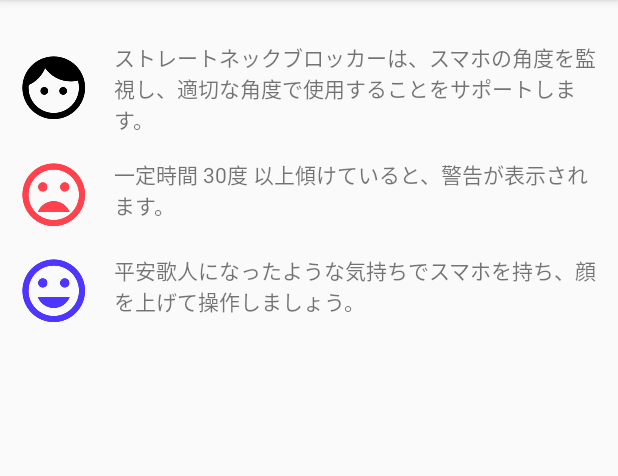
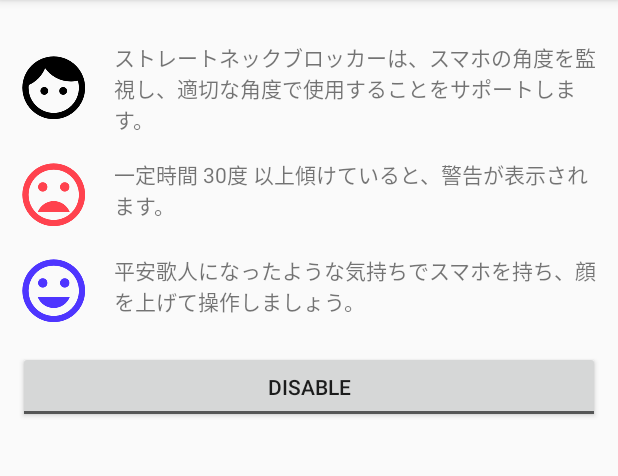
Before and after one commit to 75py/StraightNeckBlocker, an Android app: the screen it shows after launch (MainActivity), on a phone screen of 412 x 824 dp, the part 84-560 px from its top. Run offline under Robolectric (Android 15) with nearby library versions, the phone set to English and light mode, and no system bars; our stand-ins replace AdMob, Dagger/Hilt's generated code, Timber, data binding; libraries missing offline, so code that uses them is left out: rx.functions; 2 statements that could not run were skipped.

Commit message:
Toggle button

```diff
--- a/app/src/main/java/com/nagopy/android/straightneckblocker/ApplicationComponent.java
+++ b/app/src/main/java/com/nagopy/android/straightneckblocker/ApplicationComponent.java
@@ -1,5 +1,6 @@
 package com.nagopy.android.straightneckblocker;
 
+import com.nagopy.android.straightneckblocker.app.BootCompletedReceiver;
 import com.nagopy.android.straightneckblocker.app.MainActivity;
 import com.nagopy.android.straightneckblocker.app.MainService;
 
@@ -14,4 +15,6 @@ public interface ApplicationComponent {
     void inject(MainService mainService);
 
     void inject(MainActivity mainActivity);
+
+    void inject(BootCompletedReceiver bootCompletedReceiver);
 }
--- a/app/src/main/java/com/nagopy/android/straightneckblocker/ApplicationModule.java
+++ b/app/src/main/java/com/nagopy/android/straightneckblocker/ApplicationModule.java
@@ -18,15 +18,18 @@ import com.nagopy.android.straightneckblocker.model.ReceiverHandler;
 import com.nagopy.android.straightneckblocker.model.StraightNeckBlocker;
 import com.nagopy.android.straightneckblocker.model.TimerHandler;
 import com.nagopy.android.straightneckblocker.model.ToastHandler;
+import com.nagopy.android.straightneckblocker.model.UserSettings;
 import com.nagopy.android.straightneckblocker.model.impl.NotificationHandlerImpl;
 import com.nagopy.android.straightneckblocker.model.impl.OrientationManagerImpl;
 import com.nagopy.android.straightneckblocker.model.impl.ReceiverHandlerImpl;
 import com.nagopy.android.straightneckblocker.model.impl.StraightNeckBlockerImpl;
 import com.nagopy.android.straightneckblocker.model.impl.TimerHandlerImpl;
 import com.nagopy.android.straightneckblocker.model.impl.ToastHandlerImpl;
+import com.nagopy.android.straightneckblocker.model.impl.UserSettingsImpl;
 import com.nagopy.android.straightneckblocker.view.PopupToastView;
 import com.nagopy.android.straightneckblocker.view.PopupView;
 
+import javax.inject.Named;
 import javax.inject.Singleton;
 
 import dagger.Module;
@@ -121,7 +124,15 @@ public class ApplicationModule {
 
     @Singleton
     @Provides
-    public ReceiverHandler provideReceiverHandler(ReceiverHandlerImpl receiverHandler) {
+    @Named("screenOnBroadcastReceiverHandler")
+    public ReceiverHandler provideScreenOnReceiverHandler(ReceiverHandlerImpl receiverHandler) {
+        return receiverHandler;
+    }
+
+    @Singleton
+    @Provides
+    @Named("screenOffBroadcastReceiverHandler")
+    public ReceiverHandler provideScreenOffReceiverHandler(ReceiverHandlerImpl receiverHandler) {
         return receiverHandler;
     }
 
@@ -136,4 +147,10 @@ public class ApplicationModule {
     ToastHandler provideToastHandler(ToastHandlerImpl toastHandler) {
         return toastHandler;
     }
+
+    @Singleton
+    @Provides
+    UserSettings provideUserSettings(UserSettingsImpl userSettings) {
+        return userSettings;
+    }
 }
--- a/app/src/main/java/com/nagopy/android/straightneckblocker/app/MainService.java
+++ b/app/src/main/java/com/nagopy/android/straightneckblocker/app/MainService.java
@@ -22,6 +22,7 @@ import com.nagopy.android.straightneckblocker.model.impl.StraightNeckBlockerImpl
 import java.util.concurrent.TimeUnit;
 
 import javax.inject.Inject;
+import javax.inject.Named;
 
 import rx.functions.Action1;
 import timber.log.Timber;
@@ -29,6 +30,7 @@ import timber.log.Timber;
 public class MainService extends Service {
 
     private static final String ACTION_PAUSE = BuildConfig.APPLICATION_ID + ".ACTION_PAUSE";
+    private static final String ACTION_STOP = BuildConfig.APPLICATION_ID + ".ACTION_STOP";
 
     @Inject
     OrientationManager orientationManager;
@@ -38,8 +40,10 @@ public class MainService extends Service {
     NotificationHandler notificationHandler;
 
     @Inject
+    @Named("screenOnBroadcastReceiverHandler")
     ReceiverHandler screenOnBroadcastReceiverHandler;
     @Inject
+    @Named("screenOffBroadcastReceiverHandler")
     ReceiverHandler screenOffBroadcastReceiverHandler;
 
     @Inject
@@ -95,9 +99,12 @@ public class MainService extends Service {
         Timber.d("onStartCommand");
         if (intent != null) {
             String action = intent.getAction();
+            Timber.d("action = %s", action);
             if (ACTION_PAUSE.equals(action)) {
                 pause();
                 Toast.makeText(this, R.string.msg_pause, Toast.LENGTH_LONG).show();
+            } else if (ACTION_STOP.equals(action)) {
+                stopSelf();
             }
         }
         return super.onStartCommand(intent, flags, startId);
@@ -138,7 +145,7 @@ public class MainService extends Service {
     }
 
     public static void stop(Context context) {
-        context.stopService(new Intent(context, MainService.class));
+        context.startService(new Intent(context, MainService.class).setAction(ACTION_STOP));
     }
 
     private BroadcastReceiver unlockReceiver = new BroadcastReceiver() {
--- /dev/null
+++ b/app/src/main/java/com/nagopy/android/straightneckblocker/model/UserSettings.java
@@ -0,0 +1,8 @@
+package com.nagopy.android.straightneckblocker.model;
+
+public interface UserSettings {
+
+    boolean isEnabled();
+    void setEnabled(boolean enabled);
+
+}
--- /dev/null
+++ b/app/src/main/java/com/nagopy/android/straightneckblocker/model/impl/UserSettingsImpl.java
@@ -0,0 +1,31 @@
+package com.nagopy.android.straightneckblocker.model.impl;
+
+import android.content.SharedPreferences;
+
+import com.nagopy.android.straightneckblocker.model.UserSettings;
+
+import javax.inject.Inject;
+import javax.inject.Singleton;
+
+@Singleton
+public class UserSettingsImpl implements UserSettings {
+
+    @Inject
+    SharedPreferences sp;
+
+    @Inject
+    UserSettingsImpl() {
+    }
+
+    private static final String KEY_ENABLED = "enabled";
+
+    @Override
+    public boolean isEnabled() {
+        return sp.getBoolean(KEY_ENABLED, false);
+    }
+
+    @Override
+    public void setEnabled(boolean enabled) {
+        sp.edit().putBoolean(KEY_ENABLED, enabled).apply();
+    }
+}
--- a/app/src/main/java/com/nagopy/android/straightneckblocker/viewmodel/MainViewModel.java
+++ b/app/src/main/java/com/nagopy/android/straightneckblocker/viewmodel/MainViewModel.java
@@ -1,9 +1,12 @@
 package com.nagopy.android.straightneckblocker.viewmodel;
 
 import android.app.Activity;
-import android.content.Context;
+import android.databinding.ObservableBoolean;
+import android.view.View;
+import android.widget.ToggleButton;
 
 import com.nagopy.android.straightneckblocker.app.MainService;
+import com.nagopy.android.straightneckblocker.model.UserSettings;
 
 import javax.inject.Inject;
 import javax.inject.Singleton;
@@ -12,9 +15,11 @@ import javax.inject.Singleton;
 public class MainViewModel {
 
     @Inject
-    Context context;
+    UserSettings userSettings;
 
     Activity activity;
+
+    public ObservableBoolean isServiceEnabled = new ObservableBoolean(false);
 
     @Inject
     MainViewModel() {
@@ -22,11 +27,25 @@ public class MainViewModel {
 
     public void onCreate(Activity activity) {
         this.activity = activity;
-        MainService.start(context);
+        isServiceEnabled.set(userSettings.isEnabled());
+        updateServiceEnabled(userSettings.isEnabled());
     }
 
     public void onDestroy() {
         this.activity = null;
     }
 
+    public void onClickToggleBtn(View v) {
+        ToggleButton tb = (ToggleButton) v;
+        updateServiceEnabled(tb.isChecked());
+    }
+
+    void updateServiceEnabled(boolean enabled) {
+        userSettings.setEnabled(enabled);
+        if (enabled) {
+            MainService.start(activity.getApplicationContext());
+        } else {
+            MainService.stop(activity.getApplicationContext());
+        }
+    }
 }
--- a/app/src/main/res/layout/activity_main.xml
+++ b/app/src/main/res/layout/activity_main.xml
@@ -58,6 +58,16 @@
                 android:drawableStart="@mipmap/ic_good"
                 android:text="@string/msg3" />
 
+            <ToggleButton
+                android:id="@+id/btnEnabled"
+                android:layout_width="match_parent"
+                android:layout_height="wrap_content"
+                android:layout_below="@+id/msg3"
+                android:layout_marginTop="@dimen/activity_main_text_margin"
+                android:checked="@{vm.isServiceEnabled}"
+                android:onClick="@{vm::onClickToggleBtn}"
+                android:textOff="@string/btn_disable"
+                android:textOn="@string/btn_enable" />
 
         </RelativeLayout>
     </ScrollView>
--- a/app/src/main/res/values/strings.xml
+++ b/app/src/main/res/values/strings.xml
@@ -15,4 +15,6 @@
     <string name="msg3">平安歌人になったような気持ちでスマホを持ち、顔を上げて操作しましょう。</string>
 
     <string name="msg_pause">Pause temporarily</string>
+    <string name="btn_enable">Enable</string>
+    <string name="btn_disable">Disable</string>
 </resources>
```
Also changed, not shown: app/src/main/java/com/nagopy/android/straightneckblocker/app/BootCompletedReceiver.java (+12 -1 lines), 1 other file.
